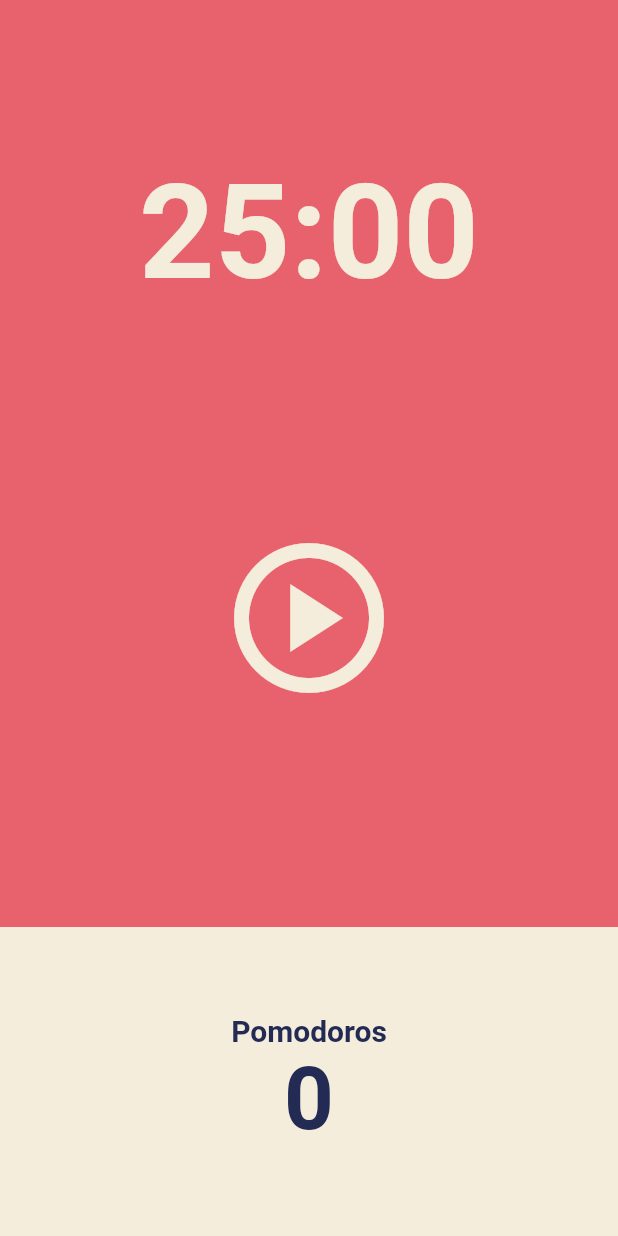
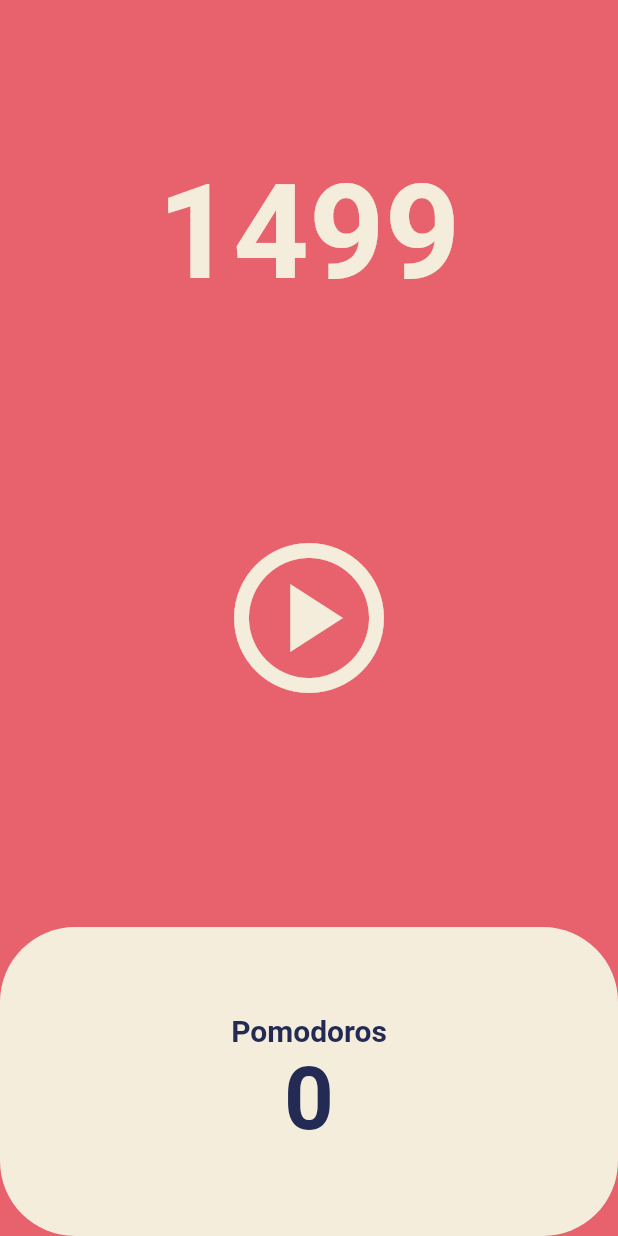
Before and after one commit to yuriyaya/toonflix, a Flutter app: the screen it shows after launch, after a tap on the "play circle" icon, on a phone screen of 412 x 824 dp. Run offline on Flutter 3.47's test engine with Material 2 defaults, Android fonts, the phone set to English and light mode, and no system bars.

```diff
--- a/lib/screen/home_screen.dart
+++ b/lib/screen/home_screen.dart
@@ -1,3 +1,5 @@
+import 'dart:async';
+
 import 'package:flutter/material.dart';
 
 class HomeScreen extends StatefulWidget {
@@ -8,6 +10,19 @@ class HomeScreen extends StatefulWidget {
 }
 
 class _HomeScreenState extends State<HomeScreen> {
+  int totalSeconds = 1500;
+  late Timer timer;
+
+  void onTick(Timer timer) {
+    setState(() {
+      totalSeconds = totalSeconds - 1;
+    });
+  }
+
+  void onStartPressed() {
+    timer = Timer.periodic(const Duration(seconds: 1), onTick);
+  }
+
   @override
   Widget build(BuildContext context) {
     return Scaffold(
@@ -19,7 +34,7 @@ class _HomeScreenState extends State<HomeScreen> {
             child: Container(
               alignment: Alignment.bottomCenter,
               child: Text(
-                "25:00",
+                "$totalSeconds",
                 style: TextStyle(
                   color: Theme.of(context).cardColor,
                   fontSize: 88,
@@ -34,7 +49,7 @@ class _HomeScreenState extends State<HomeScreen> {
               child: IconButton(
                 color: Theme.of(context).cardColor,
                 iconSize: 120,
-                onPressed: () {},
+                onPressed: onStartPressed,
                 icon: const Icon(
                   Icons.play_circle_outlined,
                 ),
@@ -47,8 +62,10 @@ class _HomeScreenState extends State<HomeScreen> {
               children: [
                 Expanded(
                   child: Container(
-                    decoration:
-                        BoxDecoration(color: Theme.of(context).cardColor),
+                    decoration: BoxDecoration(
+                      borderRadius: BorderRadius.circular(50),
+                      color: Theme.of(context).cardColor,
+                    ),
                     child: Column(
                       mainAxisAlignment: MainAxisAlignment.center,
                       children: [
```
